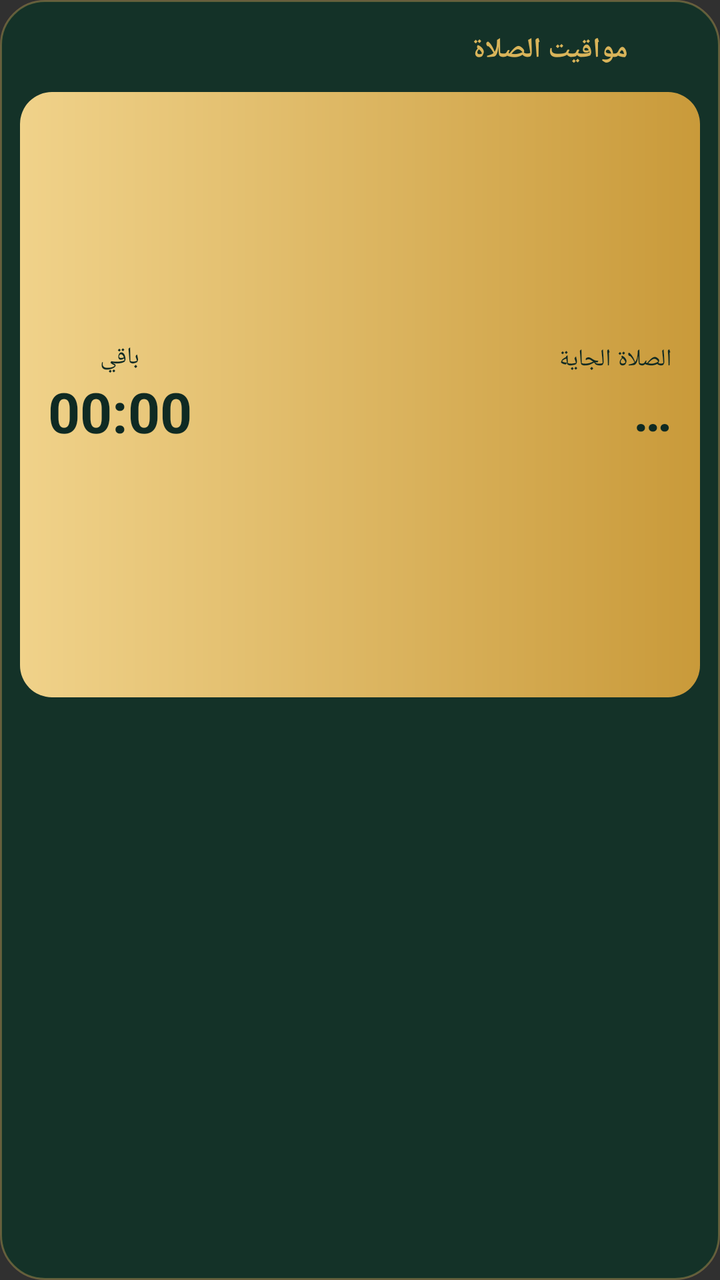
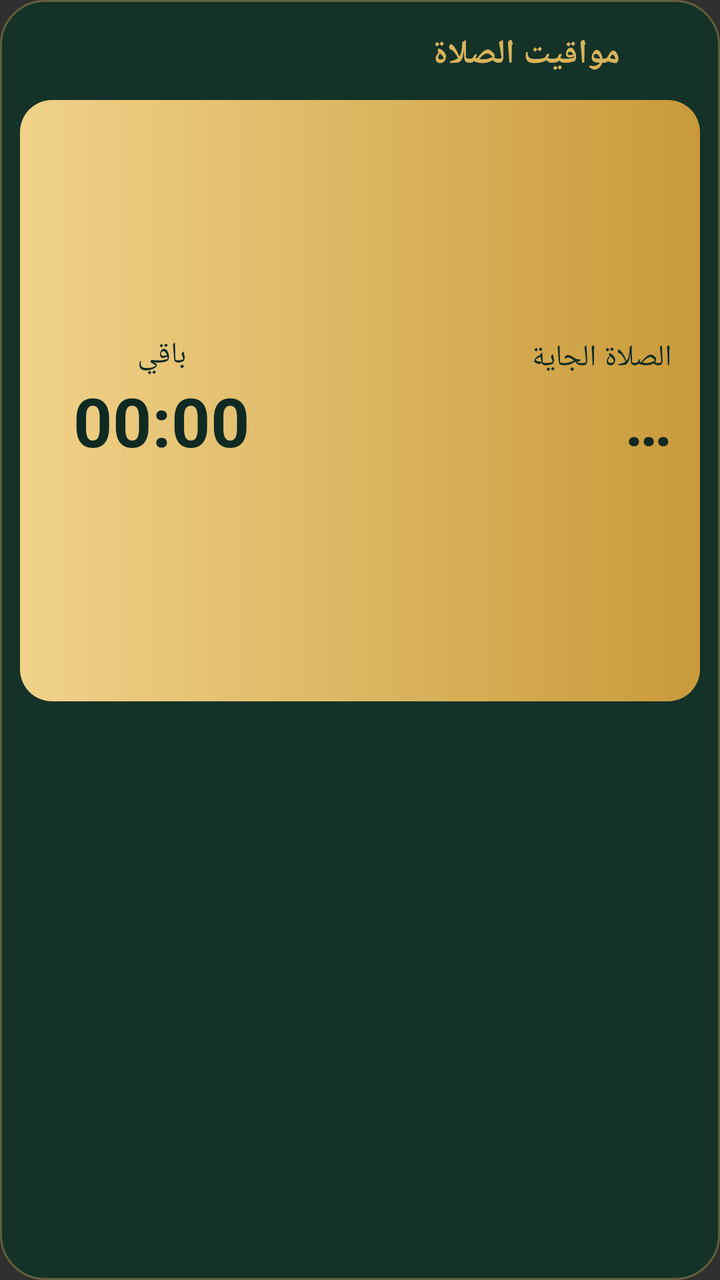

Before-and-after screenshots of an Android layout around one commit, followed by the original layout XML and the change that was made.
<!-- AndroidManifest.xml: application theme android:Theme.Material.NoActionBar -->
<!-- res/layout/widget_prayer.xml -->
<LinearLayout xmlns:android="http://schemas.android.com/apk/res/android"
    android:id="@+id/w_root" android:layout_width="match_parent" android:layout_height="match_parent"
    android:orientation="vertical" android:padding="10dp"
    android:background="@drawable/widget_bg" android:layoutDirection="rtl">
    <LinearLayout android:layout_width="match_parent" android:layout_height="wrap_content" android:orientation="horizontal" android:gravity="center_vertical">
        <ImageView android:layout_width="30dp" android:layout_height="30dp" android:src="@drawable/ic_launcher"/>
        <TextView android:layout_width="0dp" android:layout_weight="1" android:layout_height="wrap_content" android:paddingStart="6dp"
            android:text="مواقيت الصلاة" android:textColor="#D9B45A" android:textSize="14sp" android:textStyle="bold"/>
        <TextView android:id="@+id/p_date" android:layout_width="wrap_content" android:layout_height="wrap_content"
            android:textColor="#C9D8D3" android:textSize="13sp" android:maxLines="1"/>
    </LinearLayout>
    <LinearLayout android:layout_width="match_parent" android:layout_height="0dp" android:layout_weight="1.1"
        android:layout_marginTop="6dp" android:orientation="horizontal" android:gravity="center_vertical"
        android:background="@drawable/wp_next_bg" android:paddingStart="14dp" android:paddingEnd="14dp">
        <LinearLayout android:layout_width="0dp" android:layout_weight="1" android:layout_height="wrap_content" android:orientation="vertical">
            <TextView android:layout_width="wrap_content" android:layout_height="wrap_content" android:text="الصلاة الجاية"
                android:textColor="#0F2A23" android:textSize="12sp"/>
            <TextView android:id="@+id/p_next" android:layout_width="wrap_content" android:layout_height="wrap_content"
                android:textColor="#0F2A23" android:textSize="26sp" android:textStyle="bold" android:maxLines="1" android:text="…"/>
        </LinearLayout>
        <LinearLayout android:layout_width="wrap_content" android:layout_height="wrap_content" android:orientation="vertical" android:gravity="center">
            <TextView android:layout_width="wrap_content" android:layout_height="wrap_content" android:text="باقي"
                android:textColor="#0F2A23" android:textSize="12sp"/>
            <Chronometer android:id="@+id/p_count" android:layout_width="wrap_content" android:layout_height="wrap_content"
                android:textColor="#0F2A23" android:textSize="28sp" android:textStyle="bold"/>
        </LinearLayout>
    </LinearLayout>
    <LinearLayout android:layout_width="match_parent" android:layout_height="0dp" android:layout_weight="1"
        android:layout_marginTop="6dp" android:orientation="horizontal">
        <LinearLayout android:id="@+id/p_c0" android:layout_width="0dp" android:layout_weight="1" android:layout_height="match_parent"
            android:orientation="vertical" android:gravity="center" android:layout_marginStart="2dp" android:layout_marginEnd="2dp" android:paddingTop="2dp" android:paddingBottom="4dp">
            <TextView android:id="@+id/p_l0" android:layout_width="wrap_content" android:layout_height="wrap_content"
                android:textColor="#0F2A23" android:textSize="11sp" android:textStyle="bold" android:maxLines="1"/>
            <TextView android:id="@+id/p_n0" android:layout_width="wrap_content" android:layout_height="wrap_content"
                android:textColor="#C9D8D3" android:textSize="16sp" android:maxLines="1"
                android:autoSizeTextType="uniform" android:autoSizeMinTextSize="11sp" android:autoSizeMaxTextSize="17sp"/>
            <TextView android:id="@+id/p_t0" android:layout_width="wrap_content" android:layout_height="wrap_content"
                android:textColor="#EEF3EF" android:textSize="18sp" android:textStyle="bold" android:maxLines="1"
                android:autoSizeTextType="uniform" android:autoSizeMinTextSize="12sp" android:autoSizeMaxTextSize="19sp"/>
        </LinearLayout>
        <LinearLayout android:id="@+id/p_c1" android:layout_width="0dp" android:layout_weight="1" android:layout_height="match_parent"
            android:orientation="vertical" android:gravity="center" android:layout_marginStart="2dp" android:layout_marginEnd="2dp" android:paddingTop="2dp" android:paddingBottom="4dp">
            <TextView android:id="@+id/p_l1" android:layout_width="wrap_content" android:layout_height="wrap_content"
                android:textColor="#0F2A23" android:textSize="11sp" android:textStyle="bold" android:maxLines="1"/>
            <TextView android:id="@+id/p_n1" android:layout_width="wrap_content" android:layout_height="wrap_content"
                android:textColor="#C9D8D3" android:textSize="16sp" android:maxLines="1"
                android:autoSizeTextType="uniform" android:autoSizeMinTextSize="11sp" android:autoSizeMaxTextSize="17sp"/>
            <TextView android:id="@+id/p_t1" android:layout_width="wrap_content" android:layout_height="wrap_content"
                android:textColor="#EEF3EF" android:textSize="18sp" android:textStyle="bold" android:maxLines="1"
                android:autoSizeTextType="uniform" android:autoSizeMinTextSize="12sp" android:autoSizeMaxTextSize="19sp"/>
        </LinearLayout>
        <LinearLayout android:id="@+id/p_c2" android:layout_width="0dp" android:layout_weight="1" android:layout_height="match_parent"
            android:orientation="vertical" android:gravity="center" android:layout_marginStart="2dp" android:layout_marginEnd="2dp" android:paddingTop="2dp" android:paddingBottom="4dp">
            <TextView android:id="@+id/p_l2" android:layout_width="wrap_content" android:layout_height="wrap_content"
                android:textColor="#0F2A23" android:textSize="11sp" android:textStyle="bold" android:maxLines="1"/>
            <TextView android:id="@+id/p_n2" android:layout_width="wrap_content" android:layout_height="wrap_content"
                android:textColor="#C9D8D3" android:textSize="16sp" android:maxLines="1"
                android:autoSizeTextType="uniform" android:autoSizeMinTextSize="11sp" android:autoSizeMaxTextSize="17sp"/>
            <TextView android:id="@+id/p_t2" android:layout_width="wrap_content" android:layout_height="wrap_content"
                android:textColor="#EEF3EF" android:textSize="18sp" android:textStyle="bold" android:maxLines="1"
                android:autoSizeTextType="uniform" android:autoSizeMinTextSize="12sp" android:autoSizeMaxTextSize="19sp"/>
        </LinearLayout>
        <LinearLayout android:id="@+id/p_c3" android:layout_width="0dp" android:layout_weight="1" android:layout_height="match_parent"
            android:orientation="vertical" android:gravity="center" android:layout_marginStart="2dp" android:layout_marginEnd="2dp" android:paddingTop="2dp" android:paddingBottom="4dp">
            <TextView android:id="@+id/p_l3" android:layout_width="wrap_content" android:layout_height="wrap_content"
                android:textColor="#0F2A23" android:textSize="11sp" android:textStyle="bold" android:maxLines="1"/>
            <TextView android:id="@+id/p_n3" android:layout_width="wrap_content" android:layout_height="wrap_content"
                android:textColor="#C9D8D3" android:textSize="16sp" android:maxLines="1"
                android:autoSizeTextType="uniform" android:autoSizeMinTextSize="11sp" android:autoSizeMaxTextSize="17sp"/>
            <TextView android:id="@+id/p_t3" android:layout_width="wrap_content" android:layout_height="wrap_content"
                android:textColor="#EEF3EF" android:textSize="18sp" android:textStyle="bold" android:maxLines="1"
                android:autoSizeTextType="uniform" android:autoSizeMinTextSize="12sp" android:autoSizeMaxTextSize="19sp"/>
        </LinearLayout>
        <LinearLayout android:id="@+id/p_c4" android:layout_width="0dp" android:layout_weight="1" android:layout_height="match_parent"
            android:orientation="vertical" android:gravity="center" android:layout_marginStart="2dp" android:layout_marginEnd="2dp" android:paddingTop="2dp" android:paddingBottom="4dp">
            <TextView android:id="@+id/p_l4" android:layout_width="wrap_content" android:layout_height="wrap_content"
                android:textColor="#0F2A23" android:textSize="11sp" android:textStyle="bold" android:maxLines="1"/>
            <TextView android:id="@+id/p_n4" android:layout_width="wrap_content" android:layout_height="wrap_content"
                android:textColor="#C9D8D3" android:textSize="16sp" android:maxLines="1"
                android:autoSizeTextType="uniform" android:autoSizeMinTextSize="11sp" android:autoSizeMaxTextSize="17sp"/>
            <TextView android:id="@+id/p_t4" android:layout_width="wrap_content" android:layout_height="wrap_content"
                android:textColor="#EEF3EF" android:textSize="18sp" android:textStyle="bold" android:maxLines="1"
                android:autoSizeTextType="uniform" android:autoSizeMinTextSize="12sp" android:autoSizeMaxTextSize="19sp"/>
        </LinearLayout>
    </LinearLayout>
</LinearLayout>
<!-- resources referenced by this layout -->
<resources>
  <!-- drawable ic_launcher: vector/xml drawable (drawable, 2609 chars, omitted) -->
  <!-- drawable widget_bg (drawable) -->
  <shape xmlns:android="http://schemas.android.com/apk/res/android" android:shape="rectangle">
      <solid android:color="#F2143329"/>
      <corners android:radius="22dp"/>
      <stroke android:width="1dp" android:color="#5AD9B45A"/>
  </shape>
  <!-- drawable wp_next_bg (drawable) -->
  <shape xmlns:android="http://schemas.android.com/apk/res/android" android:shape="rectangle">
      <gradient android:startColor="#F0D28A" android:endColor="#C99A3A" android:angle="0"/>
      <corners android:radius="16dp"/>
  </shape>
</resources>

<!-- the commit's change to res/layout/widget_prayer.xml (unified diff, before → after) -->
@@ -3,26 +3,28 @@
     android:orientation="vertical" android:padding="10dp"
     android:background="@drawable/widget_bg" android:layoutDirection="rtl">
     <LinearLayout android:layout_width="match_parent" android:layout_height="wrap_content" android:orientation="horizontal" android:gravity="center_vertical">
-        <ImageView android:layout_width="30dp" android:layout_height="30dp" android:src="@drawable/ic_launcher"/>
+        <ImageView android:layout_width="34dp" android:layout_height="34dp" android:src="@drawable/ic_launcher"/>
         <TextView android:layout_width="0dp" android:layout_weight="1" android:layout_height="wrap_content" android:paddingStart="6dp"
-            android:text="مواقيت الصلاة" android:textColor="#D9B45A" android:textSize="14sp" android:textStyle="bold"/>
+            android:text="مواقيت الصلاة" android:textColor="#D9B45A" android:textSize="17sp" android:textStyle="bold"/>
         <TextView android:id="@+id/p_date" android:layout_width="wrap_content" android:layout_height="wrap_content"
-            android:textColor="#C9D8D3" android:textSize="13sp" android:maxLines="1"/>
+            android:textColor="#C9D8D3" android:textSize="15sp" android:maxLines="1"/>
     </LinearLayout>
     <LinearLayout android:layout_width="match_parent" android:layout_height="0dp" android:layout_weight="1.1"
         android:layout_marginTop="6dp" android:orientation="horizontal" android:gravity="center_vertical"
         android:background="@drawable/wp_next_bg" android:paddingStart="14dp" android:paddingEnd="14dp">
         <LinearLayout android:layout_width="0dp" android:layout_weight="1" android:layout_height="wrap_content" android:orientation="vertical">
             <TextView android:layout_width="wrap_content" android:layout_height="wrap_content" android:text="الصلاة الجاية"
-                android:textColor="#0F2A23" android:textSize="12sp"/>
+                android:textColor="#0F2A23" android:textSize="15sp"/>
             <TextView android:id="@+id/p_next" android:layout_width="wrap_content" android:layout_height="wrap_content"
-                android:textColor="#0F2A23" android:textSize="26sp" android:textStyle="bold" android:maxLines="1" android:text="…"/>
+                android:textColor="#0F2A23" android:textSize="32sp" android:textStyle="bold" android:maxLines="1" android:text="…"/>
         </LinearLayout>
-        <LinearLayout android:layout_width="wrap_content" android:layout_height="wrap_content" android:orientation="vertical" android:gravity="center">
+        <ImageView android:layout_width="72dp" android:layout_height="72dp" android:src="@drawable/ic_launcher"
+            android:layout_marginStart="6dp" android:layout_marginEnd="6dp" android:scaleType="fitCenter"/>
+        <LinearLayout android:layout_width="0dp" android:layout_weight="1" android:layout_height="wrap_content" android:orientation="vertical" android:gravity="center">
             <TextView android:layout_width="wrap_content" android:layout_height="wrap_content" android:text="باقي"
-                android:textColor="#0F2A23" android:textSize="12sp"/>
+                android:textColor="#0F2A23" android:textSize="15sp"/>
             <Chronometer android:id="@+id/p_count" android:layout_width="wrap_content" android:layout_height="wrap_content"
-                android:textColor="#0F2A23" android:textSize="28sp" android:textStyle="bold"/>
+                android:textColor="#0F2A23" android:textSize="34sp" android:textStyle="bold"/>
         </LinearLayout>
     </LinearLayout>
     <LinearLayout android:layout_width="match_parent" android:layout_height="0dp" android:layout_weight="1"
@@ -30,57 +32,57 @@
         <LinearLayout android:id="@+id/p_c0" android:layout_width="0dp" android:layout_weight="1" android:layout_height="match_parent"
             android:orientation="vertical" android:gravity="center" android:layout_marginStart="2dp" android:layout_marginEnd="2dp" android:paddingTop="2dp" android:paddingBottom="4dp">
             <TextView android:id="@+id/p_l0" android:layout_width="wrap_content" android:layout_height="wrap_content"
-                android:textColor="#0F2A23" android:textSize="11sp" android:textStyle="bold" android:maxLines="1"/>
+                android:textColor="#0F2A23" android:textSize="13sp" android:textStyle="bold" android:maxLines="1"/>
             <TextView android:id="@+id/p_n0" android:layout_width="wrap_content" android:layout_height="wrap_content"
-                android:textColor="#C9D8D3" android:textSize="16sp" android:maxLines="1"
-                android:autoSizeTextType="uniform" android:autoSizeMinTextSize="11sp" android:autoSizeMaxTextSize="17sp"/>
+                android:textColor="#C9D8D3" android:textSize="19sp" android:maxLines="1"
+                android:autoSizeTextType="uniform" android:autoSizeMinTextSize="13sp" android:autoSizeMaxTextSize="21sp"/>
             <TextView android:id="@+id/p_t0" android:layout_width="wrap_content" android:layout_height="wrap_content"
-                android:textColor="#EEF3EF" android:textSize="18sp" android:textStyle="bold" android:maxLines="1"
-                android:autoSizeTextType="uniform" android:autoSizeMinTextSize="12sp" android:autoSizeMaxTextSize="19sp"/>
+                android:textColor="#EEF3EF" android:textSize="21sp" android:textStyle="bold" android:maxLines="1"
+                android:autoSizeTextType="uniform" android:autoSizeMinTextSize="14sp" android:autoSizeMaxTextSize="23sp"/>
         </LinearLayout>
         <LinearLayout android:id="@+id/p_c1" android:layout_width="0dp" android:layout_weight="1" android:layout_height="match_parent"
             android:orientation="vertical" android:gravity="center" android:layout_marginStart="2dp" android:layout_marginEnd="2dp" android:paddingTop="2dp" android:paddingBottom="4dp">
             <TextView android:id="@+id/p_l1" android:layout_width="wrap_content" android:layout_height="wrap_content"
-                android:textColor="#0F2A23" android:textSize="11sp" android:textStyle="bold" android:maxLines="1"/>
+                android:textColor="#0F2A23" android:textSize="13sp" android:textStyle="bold" android:maxLines="1"/>
             <TextView android:id="@+id/p_n1" android:layout_width="wrap_content" android:layout_height="wrap_content"
-                android:textColor="#C9D8D3" android:textSize="16sp" android:maxLines="1"
-                android:autoSizeTextType="uniform" android:autoSizeMinTextSize="11sp" android:autoSizeMaxTextSize="17sp"/>
+                android:textColor="#C9D8D3" android:textSize="19sp" android:maxLines="1"
+                android:autoSizeTextType="uniform" android:autoSizeMinTextSize="13sp" android:autoSizeMaxTextSize="21sp"/>
             <TextView android:id="@+id/p_t1" android:layout_width="wrap_content" android:layout_height="wrap_content"
-                android:textColor="#EEF3EF" android:textSize="18sp" android:textStyle="bold" android:maxLines="1"
-                android:autoSizeTextType="uniform" android:autoSizeMinTextSize="12sp" android:autoSizeMaxTextSize="19sp"/>
+                android:textColor="#EEF3EF" android:textSize="21sp" android:textStyle="bold" android:maxLines="1"
+                android:autoSizeTextType="uniform" android:autoSizeMinTextSize="14sp" android:autoSizeMaxTextSize="23sp"/>
         </LinearLayout>
         <LinearLayout android:id="@+id/p_c2" android:layout_width="0dp" android:layout_weight="1" android:layout_height="match_parent"
             android:orientation="vertical" android:gravity="center" android:layout_marginStart="2dp" android:layout_marginEnd="2dp" android:paddingTop="2dp" android:paddingBottom="4dp">
             <TextView android:id="@+id/p_l2" android:layout_width="wrap_content" android:layout_height="wrap_content"
-                android:textColor="#0F2A23" android:textSize="11sp" android:textStyle="bold" android:maxLines="1"/>
+                android:textColor="#0F2A23" android:textSize="13sp" android:textStyle="bold" android:maxLines="1"/>
             <TextView android:id="@+id/p_n2" android:layout_width="wrap_content" android:layout_height="wrap_content"
-                android:textColor="#C9D8D3" android:textSize="16sp" android:maxLines="1"
-                android:autoSizeTextType="uniform" android:autoSizeMinTextSize="11sp" android:autoSizeMaxTextSize="17sp"/>
+                android:textColor="#C9D8D3" android:textSize="19sp" android:maxLines="1"
+                android:autoSizeTextType="uniform" android:autoSizeMinTextSize="13sp" android:autoSizeMaxTextSize="21sp"/>
             <TextView android:id="@+id/p_t2" android:layout_width="wrap_content" android:layout_height="wrap_content"
-                android:textColor="#EEF3EF" android:textSize="18sp" android:textStyle="bold" android:maxLines="1"
-                android:autoSizeTextType="uniform" android:autoSizeMinTextSize="12sp" android:autoSizeMaxTextSize="19sp"/>
+                android:textColor="#EEF3EF" android:textSize="21sp" android:textStyle="bold" android:maxLines="1"
+                android:autoSizeTextType="uniform" android:autoSizeMinTextSize="14sp" android:autoSizeMaxTextSize="23sp"/>
         </LinearLayout>
         <LinearLayout android:id="@+id/p_c3" android:layout_width="0dp" android:layout_weight="1" android:layout_height="match_parent"
             android:orientation="vertical" android:gravity="center" android:layout_marginStart="2dp" android:layout_marginEnd="2dp" android:paddingTop="2dp" android:paddingBottom="4dp">
             <TextView android:id="@+id/p_l3" android:layout_width="wrap_content" android:layout_height="wrap_content"
-                android:textColor="#0F2A23" android:textSize="11sp" android:textStyle="bold" android:maxLines="1"/>
+                android:textColor="#0F2A23" android:textSize="13sp" android:textStyle="bold" android:maxLines="1"/>
             <TextView android:id="@+id/p_n3" android:layout_width="wrap_content" android:layout_height="wrap_content"
-                android:textColor="#C9D8D3" android:textSize="16sp" android:maxLines="1"
-                android:autoSizeTextType="uniform" android:autoSizeMinTextSize="11sp" android:autoSizeMaxTextSize="17sp"/>
+                android:textColor="#C9D8D3" android:textSize="19sp" android:maxLines="1"
+                android:autoSizeTextType="uniform" android:autoSizeMinTextSize="13sp" android:autoSizeMaxTextSize="21sp"/>
             <TextView android:id="@+id/p_t3" android:layout_width="wrap_content" android:layout_height="wrap_content"
-                android:textColor="#EEF3EF" android:textSize="18sp" android:textStyle="bold" android:maxLines="1"
-                android:autoSizeTextType="uniform" android:autoSizeMinTextSize="12sp" android:autoSizeMaxTextSize="19sp"/>
+                android:textColor="#EEF3EF" android:textSize="21sp" android:textStyle="bold" android:maxLines="1"
+                android:autoSizeTextType="uniform" android:autoSizeMinTextSize="14sp" android:autoSizeMaxTextSize="23sp"/>
         </LinearLayout>
         <LinearLayout android:id="@+id/p_c4" android:layout_width="0dp" android:layout_weight="1" android:layout_height="match_parent"
             android:orientation="vertical" android:gravity="center" android:layout_marginStart="2dp" android:layout_marginEnd="2dp" android:paddingTop="2dp" android:paddingBottom="4dp">
             <TextView android:id="@+id/p_l4" android:layout_width="wrap_content" android:layout_height="wrap_content"
-                android:textColor="#0F2A23" android:textSize="11sp" android:textStyle="bold" android:maxLines="1"/>
+                android:textColor="#0F2A23" android:textSize="13sp" android:textStyle="bold" android:maxLines="1"/>
             <TextView android:id="@+id/p_n4" android:layout_width="wrap_content" android:layout_height="wrap_content"
-                android:textColor="#C9D8D3" android:textSize="16sp" android:maxLines="1"
-                android:autoSizeTextType="uniform" android:autoSizeMinTextSize="11sp" android:autoSizeMaxTextSize="17sp"/>
+                android:textColor="#C9D8D3" android:textSize="19sp" android:maxLines="1"
+                android:autoSizeTextType="uniform" android:autoSizeMinTextSize="13sp" android:autoSizeMaxTextSize="21sp"/>
             <TextView android:id="@+id/p_t4" android:layout_width="wrap_content" android:layout_height="wrap_content"
-                android:textColor="#EEF3EF" android:textSize="18sp" android:textStyle="bold" android:maxLines="1"
-                android:autoSizeTextType="uniform" android:autoSizeMinTextSize="12sp" android:autoSizeMaxTextSize="19sp"/>
+                android:textColor="#EEF3EF" android:textSize="21sp" android:textStyle="bold" android:maxLines="1"
+                android:autoSizeTextType="uniform" android:autoSizeMinTextSize="14sp" android:autoSizeMaxTextSize="23sp"/>
         </LinearLayout>
     </LinearLayout>
 </LinearLayout>
